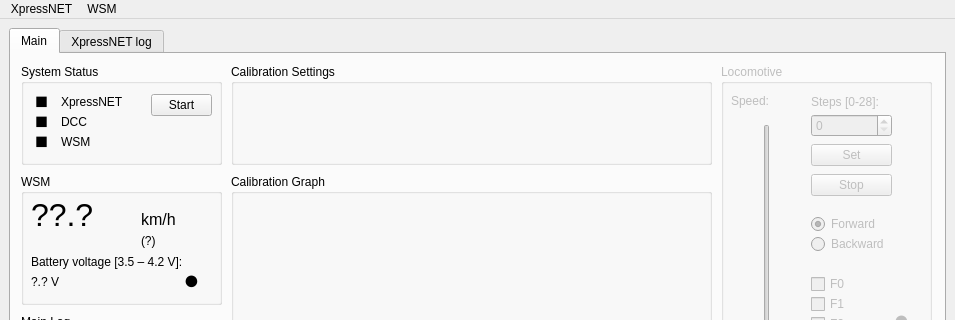
Old version of the form main-window.ui in the repository kmzbrnoI/automatic-calibration; both pictures show x 0 to 955 and y 0 to 320 of the 955 by 668 pixel window.
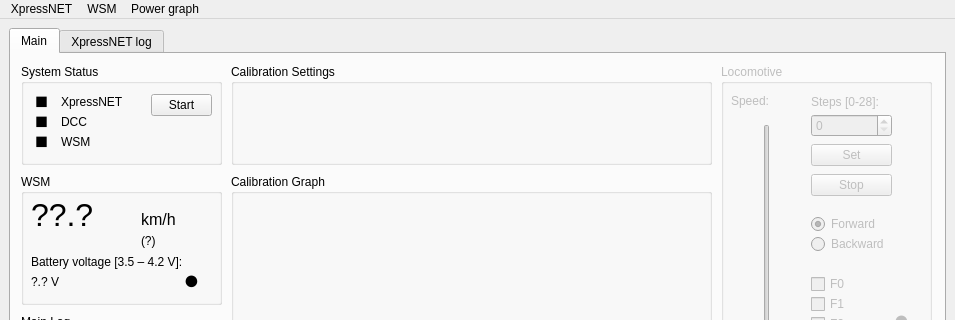
New version of the form.

Commit message: Add window with power to speed graph.

```diff
--- a/main-window.ui
+++ b/main-window.ui
@@ -766,8 +766,14 @@
     <addaction name="separator"/>
     <addaction name="a_wsm_settings"/>
    </widget>
+   <widget class="QMenu" name="m_power_graph">
+    <property name="title">
+     <string>Power graph</string>
+    </property>
+   </widget>
    <addaction name="m_xn"/>
    <addaction name="m_wsm"/>
+   <addaction name="m_power_graph"/>
   </widget>
   <widget class="QStatusBar" name="sb_main"/>
   <action name="a_xn_connect">
```
The commit also changes 6 other files.
